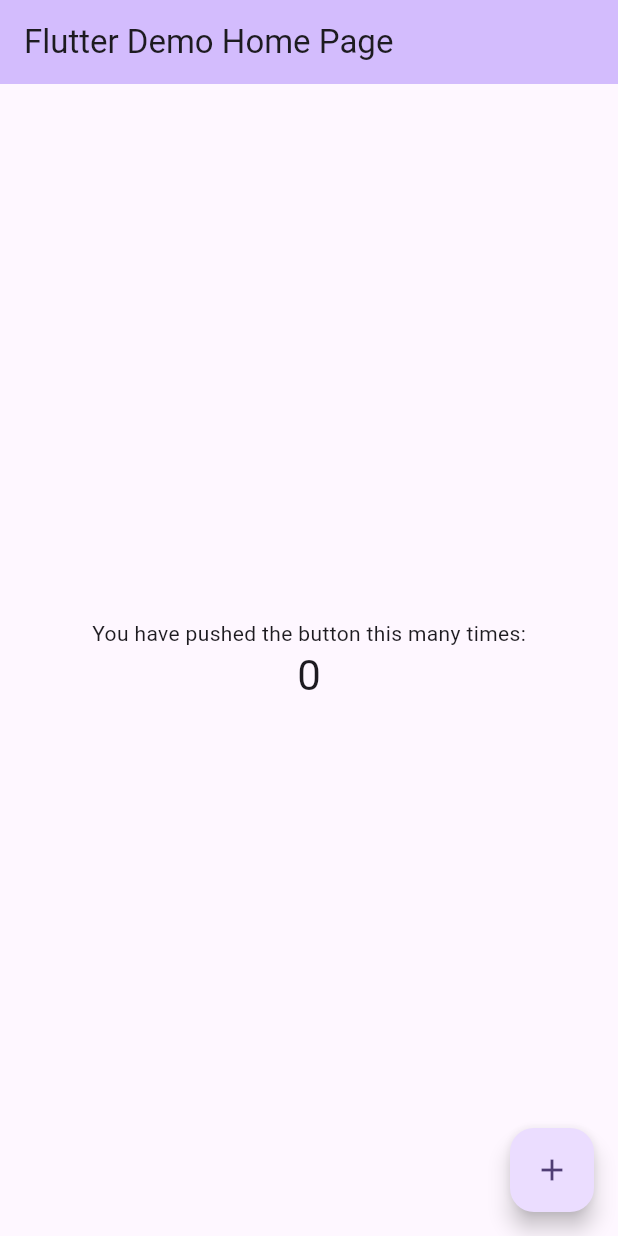
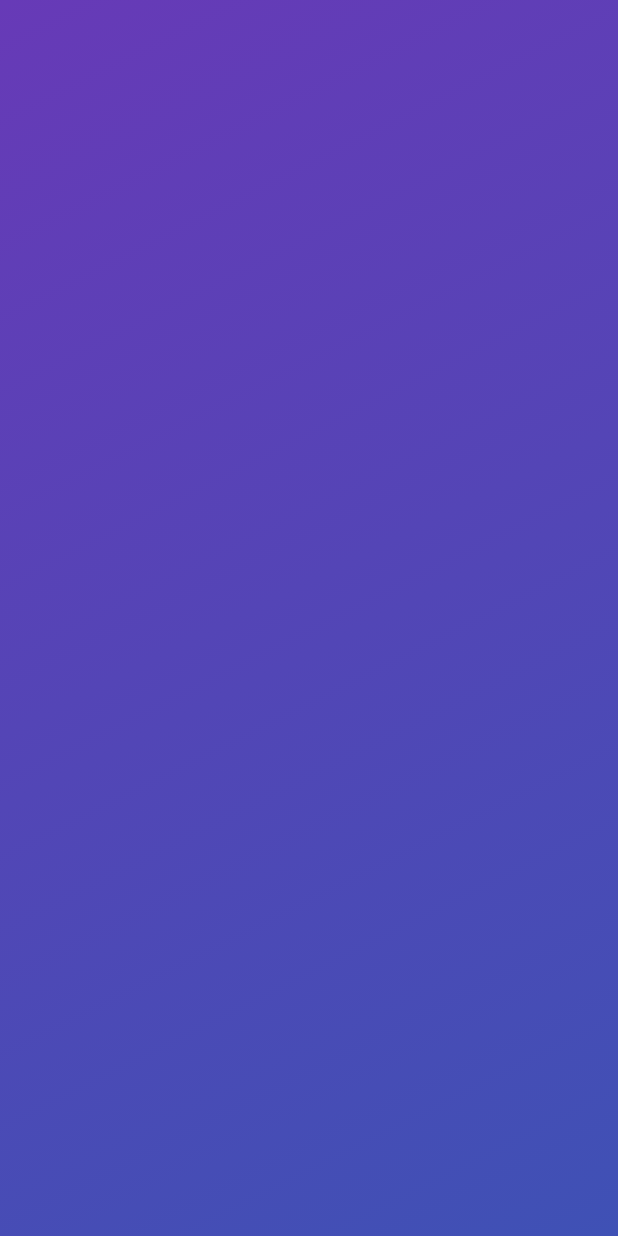
Before and after one commit to Vivekk-11/Quiz-App, a Flutter app: the screen it shows after launch, on a phone screen of 412 x 824 dp. Run offline on Flutter 3.47's test engine with Material 3 defaults, Android fonts, the phone set to English and light mode, and no system bars.

Commit message:
Created a custom linear gradient widget

```diff
--- /dev/null
+++ b/lib/gradient_container.dart
@@ -0,0 +1,22 @@
+import 'package:flutter/material.dart';
+
+class GradientContainer extends StatelessWidget {
+  const GradientContainer(this.colors, this.begin, this.end, {super.key});
+
+  final List<Color> colors;
+  final Alignment begin;
+  final Alignment end;
+
+  @override
+  Widget build(BuildContext context) {
+    return Container(
+      decoration: BoxDecoration(
+        gradient: LinearGradient(
+          colors: colors,
+          begin: begin,
+          end: end,
+        ),
+      ),
+    );
+  }
+}
--- a/lib/main.dart
+++ b/lib/main.dart
@@ -1,125 +1,17 @@
 import 'package:flutter/material.dart';
+import 'package:third_app/gradient_container.dart';
 
 void main() {
-  runApp(const MyApp());
+  runApp(const MaterialApp(
+    home: Scaffold(
+      body: GradientContainer(
+        [
+          Colors.deepPurple,
+          Colors.indigo,
+        ],
+        Alignment.topLeft,
+        Alignment.bottomRight,
+      ),
+    ),
+  ));
 }
-
-class MyApp extends StatelessWidget {
-  const MyApp({super.key});
-
-  // This widget is the root of your application.
-  @override
-  Widget build(BuildContext context) {
-    return MaterialApp(
-      title: 'Flutter Demo',
-      theme: ThemeData(
-        // This is the theme of your application.
-        //
-        // TRY THIS: Try running your application with "flutter run". You'll see
-        // the application has a purple toolbar. Then, without quitting the app,
-        // try changing the seedColor in the colorScheme below to Colors.green
-        // and then invoke "hot reload" (save your changes or press the "hot
-        // reload" button in a Flutter-supported IDE, or press "r" if you used
-        // the command line to start the app).
-        //
-        // Notice that the counter didn't reset back to zero; the application
-        // state is not lost during the reload. To reset the state, use hot
-        // restart instead.
-        //
-        // This works for code too, not just values: Most code changes can be
-        // tested with just a hot reload.
-        colorScheme: ColorScheme.fromSeed(seedColor: Colors.deepPurple),
-        useMaterial3: true,
-      ),
-      home: const MyHomePage(title: 'Flutter Demo Home Page'),
-    );
-  }
-}
-
-class MyHomePage extends StatefulWidget {
-  const MyHomePage({super.key, required this.title});
-
-  // This widget is the home page of your application. It is stateful, meaning
-  // that it has a State object (defined below) that contains fields that affect
-  // how it looks.
-
-  // This class is the configuration for the state. It holds the values (in this
-  // case the title) provided by the parent (in this case the App widget) and
-  // used by the build method of the State. Fields in a Widget subclass are
-  // always marked "final".
-
-  final String title;
-
-  @override
-  State<MyHomePage> createState() => _MyHomePageState();
-}
-
-class _MyHomePageState extends State<MyHomePage> {
-  int _counter = 0;
-
-  void _incrementCounter() {
-    setState(() {
-      // This call to setState tells the Flutter framework that something has
-      // changed in this State, which causes it to rerun the build method below
-      // so that the display can reflect the updated values. If we changed
-      // _counter without calling setState(), then the build method would not be
-      // called again, and so nothing would appear to happen.
-      _counter++;
-    });
-  }
-
-  @override
-  Widget build(BuildContext context) {
-    // This method is rerun every time setState is called, for instance as done
-    // by the _incrementCounter method above.
-    //
-    // The Flutter framework has been optimized to make rerunning build methods
-    // fast, so that you can just rebuild anything that needs updating rather
-    // than having to individually change instances of widgets.
-    return Scaffold(
-      appBar: AppBar(
-        // TRY THIS: Try changing the color here to a specific color (to
-        // Colors.amber, perhaps?) and trigger a hot reload to see the AppBar
-        // change color while the other colors stay the same.
-        backgroundColor: Theme.of(context).colorScheme.inversePrimary,
-        // Here we take the value from the MyHomePage object that was created by
-        // the App.build method, and use it to set our appbar title.
-        title: Text(widget.title),
-      ),
-      body: Center(
-        // Center is a layout widget. It takes a single child and positions it
-        // in the middle of the parent.
-        child: Column(
-          // Column is also a layout widget. It takes a list of children and
-          // arranges them vertically. By default, it sizes itself to fit its
-          // children horizontally, and tries to be as tall as its parent.
-          //
-          // Column has various properties to control how it sizes itself and
-          // how it positions its children. Here we use mainAxisAlignment to
-          // center the children vertically; the main axis here is the vertical
-          // axis because Columns are vertical (the cross axis would be
-          // horizontal).
-          //
-          // TRY THIS: Invoke "debug painting" (choose the "Toggle Debug Paint"
-          // action in the IDE, or press "p" in the console), to see the
-          // wireframe for each widget.
-          mainAxisAlignment: MainAxisAlignment.center,
-          children: <Widget>[
-            const Text(
-              'You have pushed the button this many times:',
-            ),
-            Text(
-              '$_counter',
-              style: Theme.of(context).textTheme.headlineMedium,
-            ),
-          ],
-        ),
-      ),
-      floatingActionButton: FloatingActionButton(
-        onPressed: _incrementCounter,
-        tooltip: 'Increment',
-        child: const Icon(Icons.add),
-      ), // This trailing comma makes auto-formatting nicer for build methods.
-    );
-  }
-}
```
